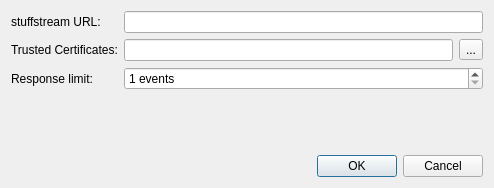
Before: the Qt Designer form src/settingsdialog.ui in UjOwtuc/qstuff, drawn with Qt 5.
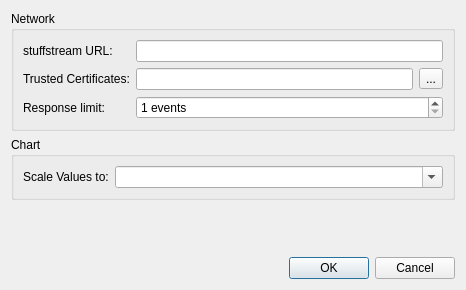
After: the same form once the commit is applied. Icons and pictures are not drawn.

Commit message: Scale counts to given time interval

```diff
--- a/src/settingsdialog.ui
+++ b/src/settingsdialog.ui
@@ -6,13 +6,19 @@
    <rect>
     <x>0</x>
     <y>0</y>
-    <width>494</width>
-    <height>188</height>
+    <width>456</width>
+    <height>290</height>
    </rect>
   </property>
   <property name="windowTitle">
    <string>QStuff Settings</string>
   </property>
+  <layout class="QVBoxLayout" name="verticalLayout">
+   <item>
+    <widget class="QGroupBox" name="groupBox">
+     <property name="title">
+      <string>Network</string>
+     </property>
   <layout class="QFormLayout" name="formLayout">
    <item row="0" column="0">
     <widget class="QLabel" name="stuffstreamUrlLabel">
@@ -76,7 +82,33 @@
      </property>
     </widget>
    </item>
-   <item row="3" column="0" colspan="2">
+     </layout>
+    </widget>
+   </item>
+   <item>
+    <widget class="QGroupBox" name="groupBox_2">
+     <property name="title">
+      <string>Chart</string>
+     </property>
+     <layout class="QFormLayout" name="formLayout_2">
+      <item row="0" column="0">
+       <widget class="QLabel" name="scaleIntervalLabel">
+        <property name="text">
+         <string>Scale Values to:</string>
+        </property>
+       </widget>
+      </item>
+      <item row="0" column="1">
+       <widget class="QComboBox" name="scaleIntervalCombo">
+        <property name="editable">
+         <bool>true</bool>
+        </property>
+       </widget>
+      </item>
+     </layout>
+    </widget>
+   </item>
+   <item>
     <spacer name="verticalSpacer">
      <property name="orientation">
       <enum>Qt::Vertical</enum>
@@ -89,7 +121,7 @@
      </property>
     </spacer>
    </item>
-   <item row="4" column="0" colspan="2">
+   <item>
     <widget class="QDialogButtonBox" name="buttonBox">
      <property name="orientation">
       <enum>Qt::Horizontal</enum>
```
Left out of the diff: 3 changed lines with no effect on the pictures. Lines whose indentation alone changed are shown as unchanged. The commit also changes 5 other files.
